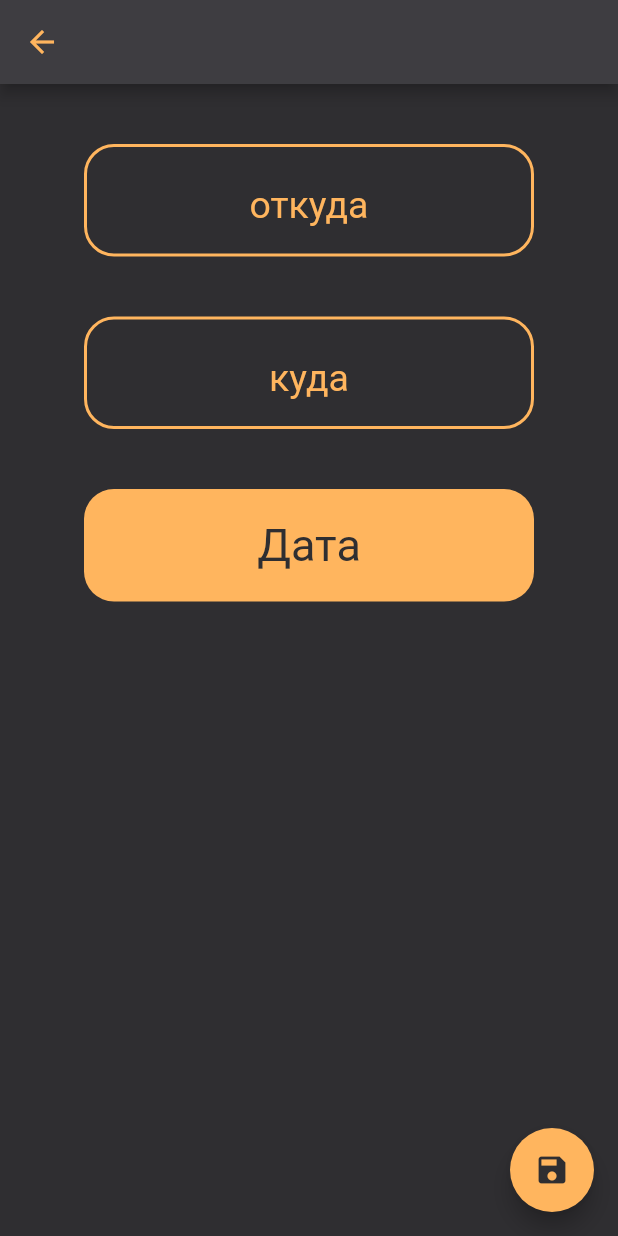
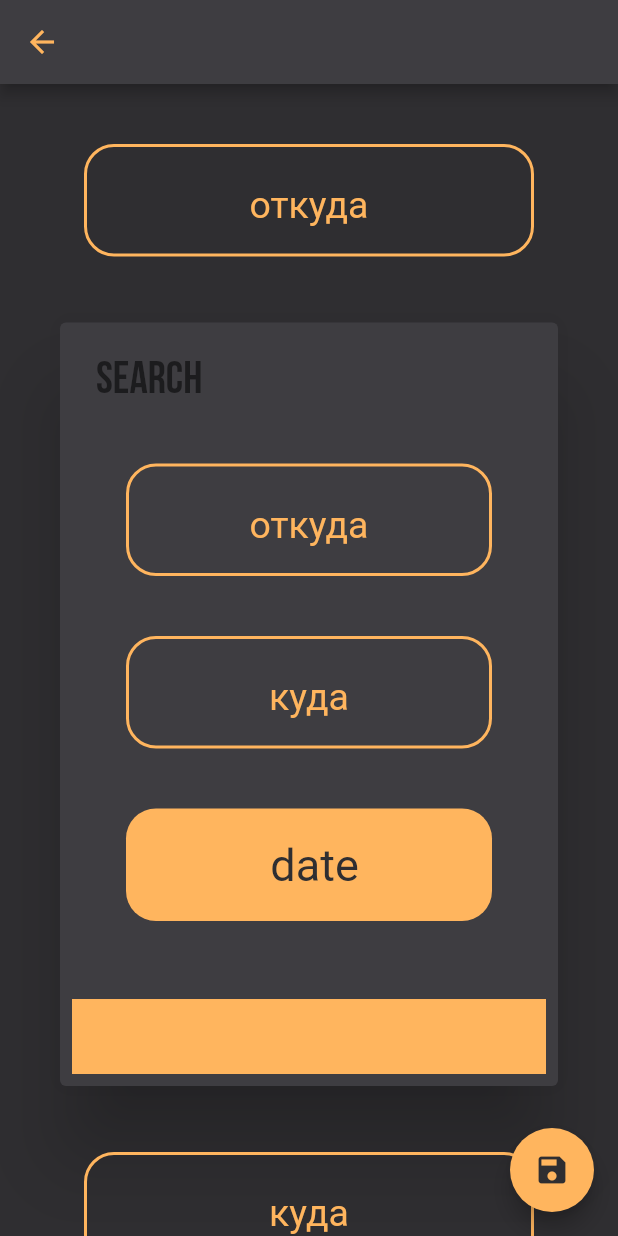
Before and after one commit to YourFoxy/uber, a Flutter app: the RouteSearchPage screen opened by its route, on a phone screen of 412 x 824 dp. Run offline on Flutter 3.47's test engine with Material 2 defaults, Android fonts, the phone set to English and light mode, and no system bars; our stand-ins replace cloud_firestore, csv, firebase_auth, firebase_core, firebase_storage, flutter_bloc and 6 more; missing offline and left inert: dart:ffi; accounts and stored records are empty.

Commit message:
created dialog window

```diff
--- a/lib/pages/route_search_page.dart
+++ b/lib/pages/route_search_page.dart
@@ -1,4 +1,5 @@
 import 'package:uber/scripts/index.dart';
+import 'package:uber/widgets/search_routes_dialog_widget.dart';
 
 class RouteSearchPage extends StatefulWidget {
   const RouteSearchPage({Key? key}) : super(key: key);
@@ -201,6 +202,7 @@ class _PlaceForRouteTextFields extends StatelessWidget {
                       );
                     },
                   ),
+                  SearchRoutesDialogWidget(),
                   LocationTextFieldWidget(
                     hintText: 'куда',
                     controller: arrivalPointController,
--- a/lib/widgets/location_text_field_widget.dart
+++ b/lib/widgets/location_text_field_widget.dart
@@ -1,3 +1,5 @@
+import 'dart:ui';
+
 import 'package:uber/scripts/index.dart';
 
 class LocationTextFieldWidget extends StatefulWidget {
@@ -7,6 +9,8 @@ class LocationTextFieldWidget extends StatefulWidget {
   final Color borderColor;
   final Color textColor;
   final Function onTap;
+  final double height;
+  final double width;
 
   const LocationTextFieldWidget({
     required this.hintText,
@@ -16,6 +20,8 @@ class LocationTextFieldWidget extends StatefulWidget {
     this.isNumber = false,
     this.borderColor = AppColors.plum,
     this.textColor = AppColors.orange,
+    this.height = 75.0,
+    this.width = 300.0,
   }) : super(key: key);
 
   @override
@@ -42,8 +48,8 @@ class _LocationTextFieldWidgetState extends State<LocationTextFieldWidget> {
           horizontal: 20.0,
           vertical: 10.0,
         ),
-        height: 75.0,
-        width: 300,
+        height: widget.height,
+        width: widget.width,
         decoration: BoxDecoration(
           borderRadius: BorderRadius.circular(20.0),
           //color: widget.backgroundColor,
--- /dev/null
+++ b/lib/widgets/search_routes_dialog_widget.dart
@@ -0,0 +1,103 @@
+import '../scripts/index.dart';
+
+class SearchRoutesDialogWidget extends StatefulWidget {
+  const SearchRoutesDialogWidget({Key? key}) : super(key: key);
+
+  @override
+  State<SearchRoutesDialogWidget> createState() =>
+      _SearchRoutesDialogWidgetState();
+}
+
+class _SearchRoutesDialogWidgetState extends State<SearchRoutesDialogWidget> {
+  final TextEditingController _departurePointController =
+      TextEditingController();
+  final TextEditingController _arrivalPointController = TextEditingController();
+
+  String _departurePoint = '';
+  String _arrivalPoint = '';
+
+  @override
+  void initState() {
+    super.initState();
+    _departurePointController.addListener(
+      () {
+        setState(
+          () {
+            _departurePoint = _departurePointController.text;
+          },
+        );
+      },
+    );
+    _arrivalPointController.addListener(
+      () {
+        setState(
+          () {
+            _arrivalPoint = _arrivalPointController.text;
+          },
+        );
+      },
+    );
+  }
+
+  @override
+  void dispose() {
+    super.dispose();
+    _departurePointController.dispose();
+    _arrivalPointController.dispose();
+  }
+
+  @override
+  Widget build(BuildContext context) {
+    return AlertDialog(
+      title: AppLargeText(text: 'Search'),
+      backgroundColor: AppColors.plum,
+      content: Column(
+        children: [
+          LocationTextFieldWidget(
+            hintText: 'откуда',
+            controller: _departurePointController,
+            borderColor: AppColors.orange,
+            textColor: AppColors.orange,
+            // width: 180,
+            // height: 60,
+            onTap: () {
+              // routeCreationBloc.add(
+              //   ShowRouteListEvent(context: context),
+              // );
+            },
+          ),
+          LocationTextFieldWidget(
+            hintText: 'куда',
+            controller: _arrivalPointController,
+            borderColor: AppColors.orange,
+            textColor: AppColors.orange,
+            onTap: () {
+              // routeCreationBloc.add(
+              //   ShowRouteListEvent(context: context),
+              // );
+            },
+          ),
+          InkWell(
+            onTap: () {
+              // routeCreationBloc.add(
+              //   const ShowCalendarForSearchEvent(),
+              // );
+            },
+            child: OrangeButtonWidget(
+              textButton: ' date',
+            ),
+          ),
+        ],
+      ),
+      actions: [
+        InkWell(
+          child: Container(
+            width: double.infinity,
+            height: 50,
+            color: AppColors.orange,
+          ),
+        )
+      ],
+    );
+  }
+}
```
